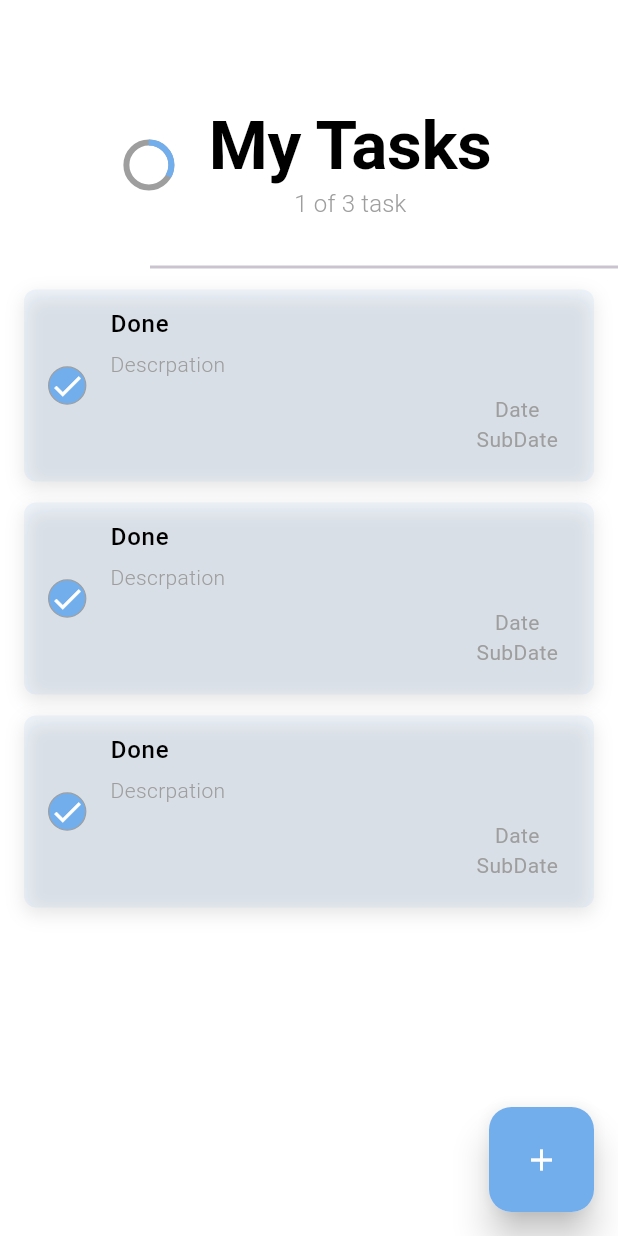
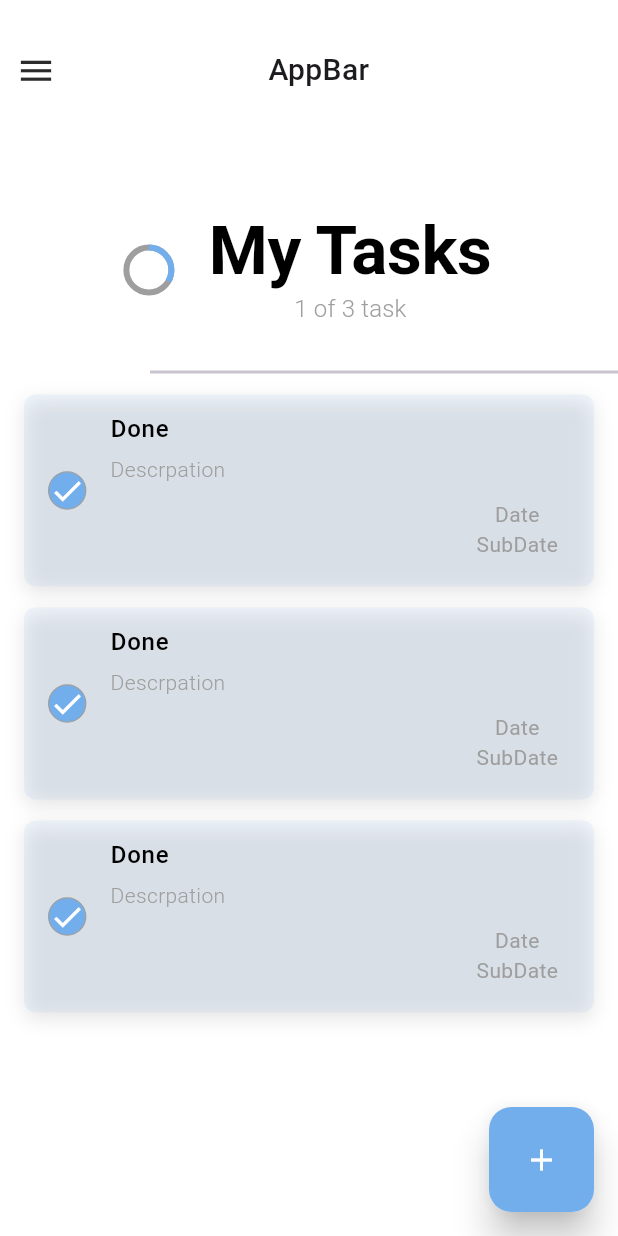
Before and after one commit to nguyenquangtung004/AppToDo, a Flutter app: the screen it shows after launch, on a phone screen of 412 x 824 dp. Run offline on Flutter 3.47's test engine with Material 3 defaults, Android fonts, the phone set to English and light mode, and no system bars; drawn by our look-alikes of flutter_slider_drawer; our stand-ins replace animate_do, hive, hive_flutter, lottie; accounts and stored records are empty.

Commit message:
Tạo slider và import thư viện SliderDrawer và chạy thử

```diff
--- a/lib/views/home/home_view.dart
+++ b/lib/views/home/home_view.dart
@@ -5,7 +5,12 @@ import 'package:app_to_do/views/home/widget/task_widget.dart';
 import 'package:flutter/material.dart';
 import 'package:app_to_do/untils/app_str.dart';
 import 'package:app_to_do/extensions/space_exs.dart';
+
+///Tự import
 import 'package:lottie/lottie.dart';
+
+///Tự import
+import 'package:flutter_slider_drawer/flutter_slider_drawer.dart';
 
 ///Tự import
 import 'package:animate_do/animate_do.dart';
@@ -21,7 +26,9 @@ class HomeView extends StatefulWidget {
 }
 
 class _HomeViewState extends State<HomeView> {
-  final List<int> tesing = [2,232,51];
+  //Import thư viện SliderDrawer
+  GlobalKey<SliderDrawerState> dKey = GlobalKey<SliderDrawerState>();
+  final List<int> tesing = [2, 232, 51];
 
   @override
   Widget build(BuildContext context) {
@@ -32,7 +39,10 @@ class _HomeViewState extends State<HomeView> {
       floatingActionButton: Fab(),
 
       //Body
-      body: _buildHomeBody(textTheme),
+      body: SliderDrawer(
+          slider: Container(),
+          child: _buildHomeBody(textTheme)
+      ),
     );
   }
 
@@ -59,8 +69,7 @@ class _HomeViewState extends State<HomeView> {
                   child: CircularProgressIndicator(
                     value: 1 / 3,
                     backgroundColor: Colors.grey,
-                    valueColor:
-                        AlwaysStoppedAnimation(AppColors.primaryColor),
+                    valueColor: AlwaysStoppedAnimation(AppColors.primaryColor),
                   ),
                 ),
                 //Space
@@ -137,6 +146,7 @@ class _HomeViewState extends State<HomeView> {
                       );
                     },
                   )
+
                 /// Task list is empty
                 : Column(
                     //Căn animation ra giữa
@@ -162,6 +172,7 @@ class _HomeViewState extends State<HomeView> {
                       //Sub Text
                       FadeInUp(
                         from: 30,
+
                         ///Đặt ra một câu hỏi đó là tại sao cứ phải dùng const trong một số lớp giao diện ví dụ như :
                         ///child: const Text(AppStr.doneAllTask)
                         /// -> Tối ưu hóa hiệu suất của ứng dụng khi mỗi lần flutter chạy lại và phải tạo lại instance mới của widget Text đó, mặc dù giá trị của nó không thay đổi.
```
